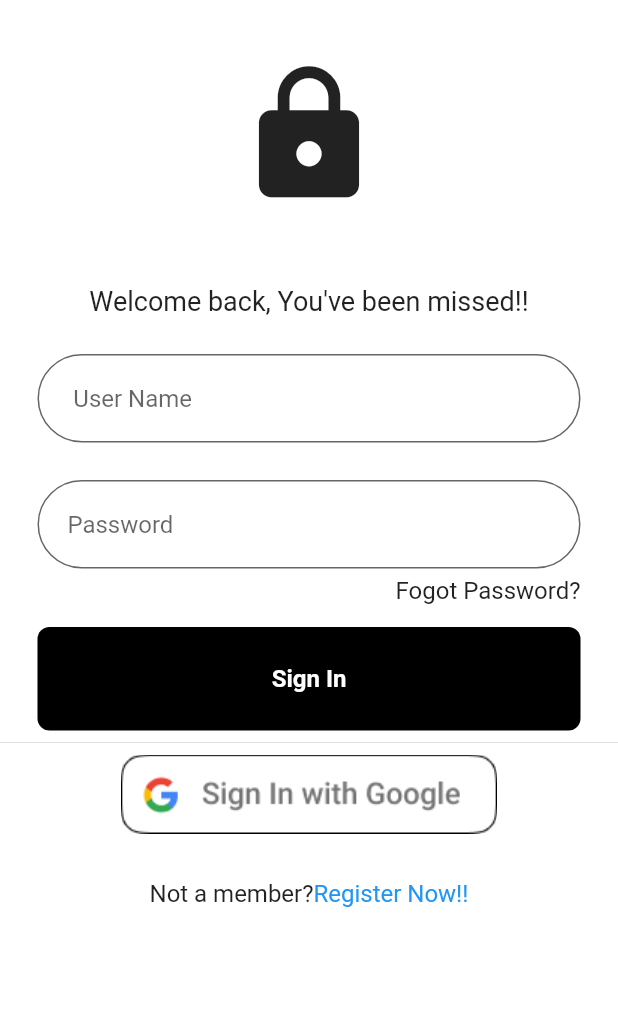
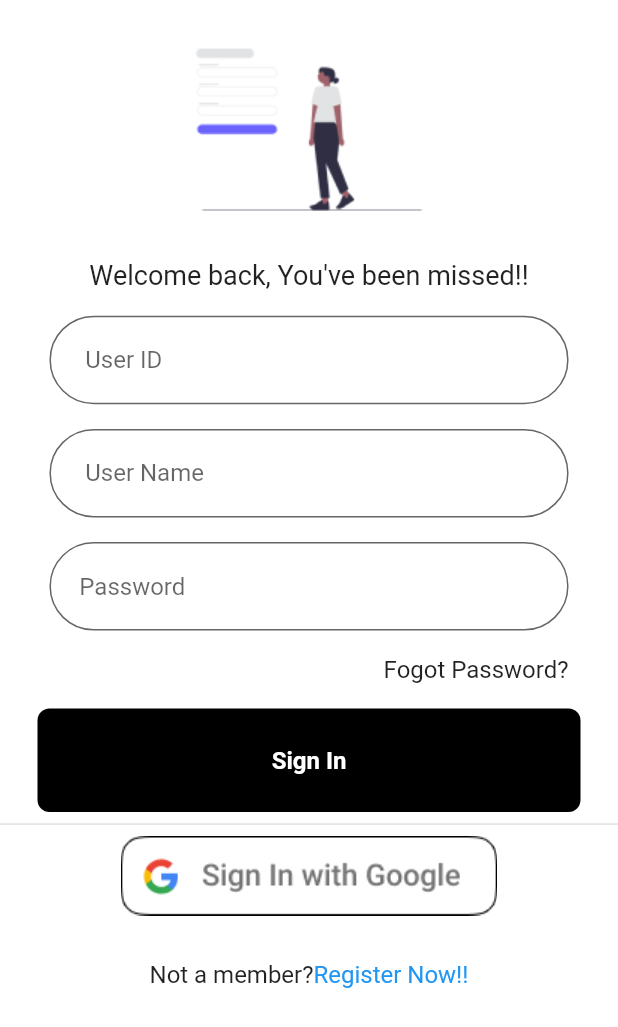
Before and after one commit to funky-dev99/Attendance-User, a Flutter app: the screen it shows after launch, on a phone screen of 412 x 824 dp. Shown: the top 1027 px of the screen. Run offline on Flutter 3.47's test engine with Material 2 defaults, Android fonts, the phone set to English and light mode, and no system bars; our stand-ins replace location.

Commit message:
Methods
Add some methods and create Qr page

```diff
--- /dev/null
+++ b/attend_user/lib/methods/methods.dart
@@ -0,0 +1,32 @@
+
+import 'package:flutter/material.dart';
+
+
+
+
+double getPageWidth(BuildContext context) {
+  return MediaQuery.of(context).size.width;
+}
+
+double getPageHeight(BuildContext context) {
+  return MediaQuery.of(context).size.height;
+}
+
+double getSizeBoxHeight(BuildContext context){
+  return (MediaQuery.of(context).size.height)*0.02;
+}
+double getSizeBoxHeightL(BuildContext context){
+  return (MediaQuery.of(context).size.height)*0.08;
+}
+
+double getFontLarge(BuildContext context) {
+  return (getPageWidth(context) * 0.0085) * (getPageHeight(context) * 0.0085);
+}
+
+double getHorizPadding(BuildContext context) {
+  return (getPageWidth(context) * 0.08) ;
+}
+
+double getButtonRadius(BuildContext context) {
+  return 30.0 ;
+}
--- a/attend_user/lib/pages/login.dart
+++ b/attend_user/lib/pages/login.dart
@@ -1,12 +1,34 @@
+
 import 'package:flutter/material.dart';
 
 import '../home.dart';
+import '../methods/methods.dart';
 
-class Login extends StatelessWidget {
+class Login extends StatefulWidget {
   Login({Key? key}) : super(key: key);
 
+  @override
+  State<Login> createState() => _LoginState();
+}
+
+class _LoginState extends State<Login> {
+  bool userIdValidate = false;
+
+  bool userNameValidate = false;
+
+  bool passwordValidate = false;
+
   final usernameController = TextEditingController();
+
   final passwordController = TextEditingController();
+
+  final userIdController = TextEditingController();
+
+  @override
+  void dispose() {
+    userIdController.dispose();
+    dispose();
+  }
 
   @override
   Widget build(BuildContext context) {
@@ -17,16 +39,14 @@ class Login extends StatelessWidget {
           child: Center(
             child: Column(
               children: [
-                  const SizedBox(
-                    height: 40,
+                SizedBox(
+                  height: getSizeBoxHeight(context),
                 ),
                 //Logo
-                  const Icon(
-                    Icons.lock,
-                    size: 100,
-                  ),
-                  const SizedBox(
-                    height: 50,
+                Image.asset('images/login.png'),
+
+                SizedBox(
+                  height: getSizeBoxHeight(context),
                 ),
 
                 //Welcome Back Text
@@ -34,70 +54,107 @@ class Login extends StatelessWidget {
                   'Welcome back, You\'ve been missed!!',
                   style: TextStyle(color: Colors.black87, fontSize: 18),
                 ),
-                  const SizedBox(
-                    height: 25,
+                SizedBox(
+                  height: getSizeBoxHeight(context),
                 ),
-
-
+                Padding(
+                  padding: EdgeInsets.symmetric(
+                      horizontal: getHorizPadding(context)),
+                  child: TextField(
+                    controller: userIdController,
+                    decoration: InputDecoration(
+                        border: OutlineInputBorder(
+                          borderRadius:
+                          BorderRadius.circular(getButtonRadius(context)),
+                          borderSide: const BorderSide(
+                            color: Colors.blueGrey,
+                          ),
+                        ),
+                        focusedBorder: OutlineInputBorder(
+                          borderRadius:
+                          BorderRadius.circular(getButtonRadius(context)),
+                          borderSide: const BorderSide(color: Colors.black45),
+                        ),
+                        fillColor: Colors.white30,
+                        filled: true,
+                        hintText: '   User ID',
+                        errorText:
+                        userIdValidate ? 'User Name Can\'t Be Empty' : null,
+                        helperStyle: const TextStyle(color: Colors.black45)),
+                  ),
+                ),
+                SizedBox(
+                  height: getSizeBoxHeight(context),
+                ),
 
                 //Username Text field
                 Padding(
-                    padding: const EdgeInsets.symmetric(horizontal: 25.0),
+                  padding:  EdgeInsets.symmetric(horizontal: getHorizPadding(context)),
                   child: TextField(
-
                     controller: usernameController,
-                      decoration:  InputDecoration(
-
+                    decoration: InputDecoration(
                         border: OutlineInputBorder(
-                            borderRadius: BorderRadius.circular(30.0),
-                            borderSide: BorderSide(color: Colors.blueGrey,),
+                          borderRadius:
+                          BorderRadius.circular(getButtonRadius(context)),
+                          borderSide: const BorderSide(
+                            color: Colors.blueGrey,
+                          ),
                         ),
                         focusedBorder: OutlineInputBorder(
-                            borderRadius: BorderRadius.circular(30.0),
-                            borderSide: BorderSide(color: Colors.black45),
+                          borderRadius:
+                          BorderRadius.circular(getButtonRadius(context)),
+                          borderSide: const BorderSide(color: Colors.black45),
                         ),
                         fillColor: Colors.white30,
                         filled: true,
                         hintText: '   User Name',
-                          helperStyle: TextStyle(color: Colors.black45)),
+                        errorText:
+                        userNameValidate ? 'User ID Can\'t Be Empty' : null,
+                        helperStyle: const TextStyle(color: Colors.black45)),
                   ),
                 ),
 
-                  const SizedBox(
-                    height: 25,
+                SizedBox(
+                  height: getSizeBoxHeight(context),
                 ),
 
                 //Password Text field
                 Padding(
-                    padding: EdgeInsets.symmetric(horizontal: 25.0),
+                  padding: EdgeInsets.symmetric(
+                      horizontal: getHorizPadding(context)),
                   child: TextField(
                     controller: passwordController,
                     obscureText: true,
-                      decoration:  InputDecoration(
+                    decoration: InputDecoration(
                         border: OutlineInputBorder(
-                            borderRadius: BorderRadius.circular(30.0),
-                            borderSide: BorderSide(color: Colors.blueGrey),
+                          borderRadius:
+                          BorderRadius.circular(getButtonRadius(context)),
+                          borderSide: const BorderSide(color: Colors.blueGrey),
                         ),
                         focusedBorder: OutlineInputBorder(
-                            borderRadius: BorderRadius.circular(30.0),
-                            borderSide: BorderSide(color: Colors.black45),
+                          borderRadius:
+                          BorderRadius.circular(getButtonRadius(context)),
+                          borderSide: const BorderSide(color: Colors.black45),
                         ),
                         fillColor: Colors.white,
                         filled: true,
                         hintText: '  Password',
-                          helperStyle: TextStyle(color: Colors.black45)),
+                        errorText:
+                        passwordValidate ? 'Password Can\'t Be Empty' : null,
+                        helperStyle: const TextStyle(color: Colors.black45)),
                   ),
                 ),
 
                 //Forgot?
                 SizedBox(
-                    height: 5,
+                  height: getSizeBoxHeight(context),
                 ),
                 Padding(
-                    padding: const EdgeInsets.symmetric(horizontal: 25.0),
+                  padding: EdgeInsets.symmetric(
+                      horizontal: getHorizPadding(context)),
                   child: Row(
                     mainAxisAlignment: MainAxisAlignment.end,
-                      children: [
+                    children: const [
                       Text(
                         'Fogot Password?',
                         style: TextStyle(color: Colors.black87, fontSize: 16),
@@ -107,21 +164,44 @@ class Login extends StatelessWidget {
                 ),
 
                 SizedBox(
-                    height: 15,
+                  height: getSizeBoxHeight(context),
                 ),
 
+                GestureDetector(
+                  // onTap: (){Navigator.push(
+                  //     context, MaterialPageRoute(builder: (context) => const HomePage()));},
+                  onTap: () async {
+                    setState(() {
+                      userIdController.text.isEmpty
+                          ? userIdValidate = true
+                          : userIdValidate = false;
 
+                      usernameController.text.isEmpty
+                          ? userNameValidate = true
+                          : userNameValidate = false;
 
-                  GestureDetector(
-                    onTap: (){Navigator.push(
-                        context, MaterialPageRoute(builder: (context) => HomePage()));},
+                      passwordController.text.isEmpty
+                          ? passwordValidate = true
+                          : passwordValidate = false;
+
+                    });
+                    if (!userIdValidate && !userNameValidate && !passwordValidate) {
+                      // Add your function here that should be executed when all validations are false
+                      // For example, you can navigate to the next page or perform any other desired action.
+                      Navigator.push(
+                        context,
+                        MaterialPageRoute(builder: (context) => const HomePage()),
+                      );
+                    }
+
+                  },
                   child: Container(
-                      padding: EdgeInsets.all(25),
-                      margin: EdgeInsets.symmetric(horizontal: 25),
+                    padding: const EdgeInsets.all(25),
+                    margin: const EdgeInsets.symmetric(horizontal: 25),
                     decoration: BoxDecoration(
                         color: Colors.black,
                         borderRadius: BorderRadius.circular(8)),
-                      child: Center(
+                    child: const Center(
                       child: Text(
                         'Sign In',
                         style: TextStyle(
@@ -135,7 +215,9 @@ class Login extends StatelessWidget {
 
                 //or continue
 
-                  Divider(),
+                const Divider(
+                  thickness: 1,
+                ),
 
                 //Google+Apple buttons
 
@@ -143,15 +225,18 @@ class Login extends StatelessWidget {
                   decoration: BoxDecoration(
                     borderRadius: BorderRadius.circular(8),
                   ),
-                      padding: EdgeInsets.symmetric(horizontal: 25),
-                      margin: EdgeInsets.only(left: 30, bottom: 30, right: 30),
-                      child: Image.asset('images/gs.png')),
+                  padding: EdgeInsets.symmetric(
+                      horizontal: getHorizPadding(context)),
+                  margin:
+                  const EdgeInsets.only(left: 30, bottom: 30, right: 30),
+                  child: Image.asset('images/gs.png'),
+                ),
 
                 //Register Now
 
                 Row(
                   mainAxisAlignment: MainAxisAlignment.center,
-                    children: [
+                  children: const [
                     Text(
                       'Not a member?',
                       style: TextStyle(color: Colors.black87, fontSize: 16),
@@ -162,16 +247,11 @@ class Login extends StatelessWidget {
                     ),
                   ],
                 ),
-
-
-
-
               ],
             ),
           ),
-
-          ),),
-
+        ),
+      ),
     );
   }
 }
```
Also changed, not shown: attend_user/lib/home.dart (+11 -8 lines), attend_user/lib/pages/attend_qr.dart (added, +34 -0 lines), attend_user/lib/pages/attendance.dart (+10 -12 lines), attend_user/images/login.png (added). Lines whose indentation alone changed are shown as unchanged.
